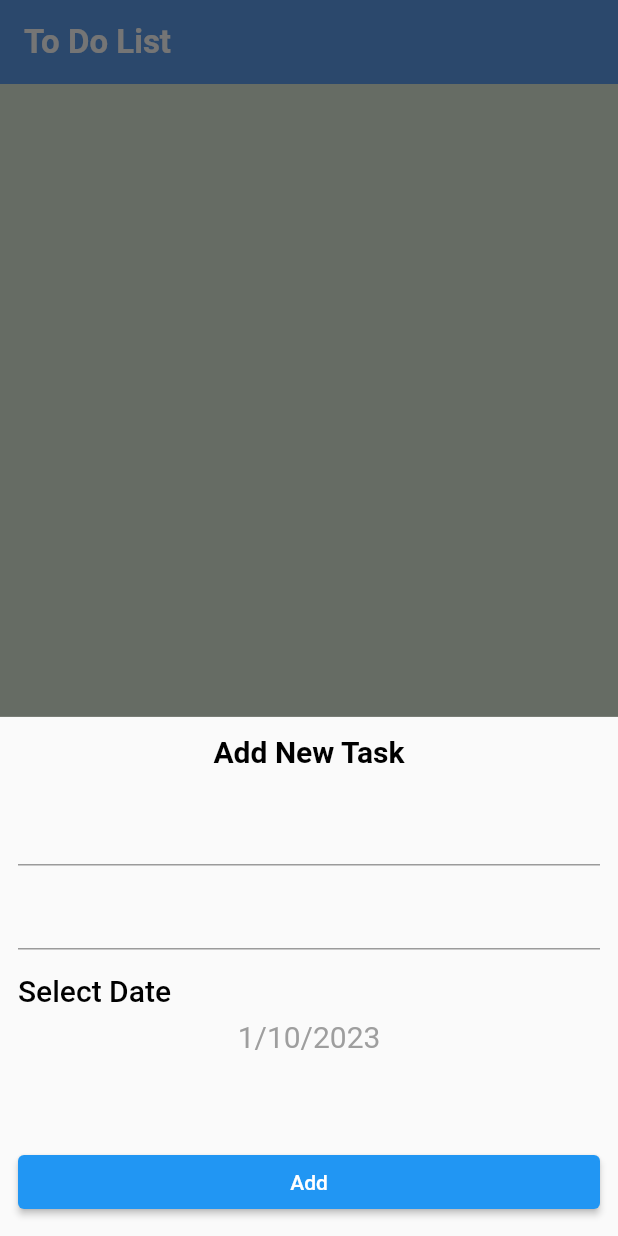
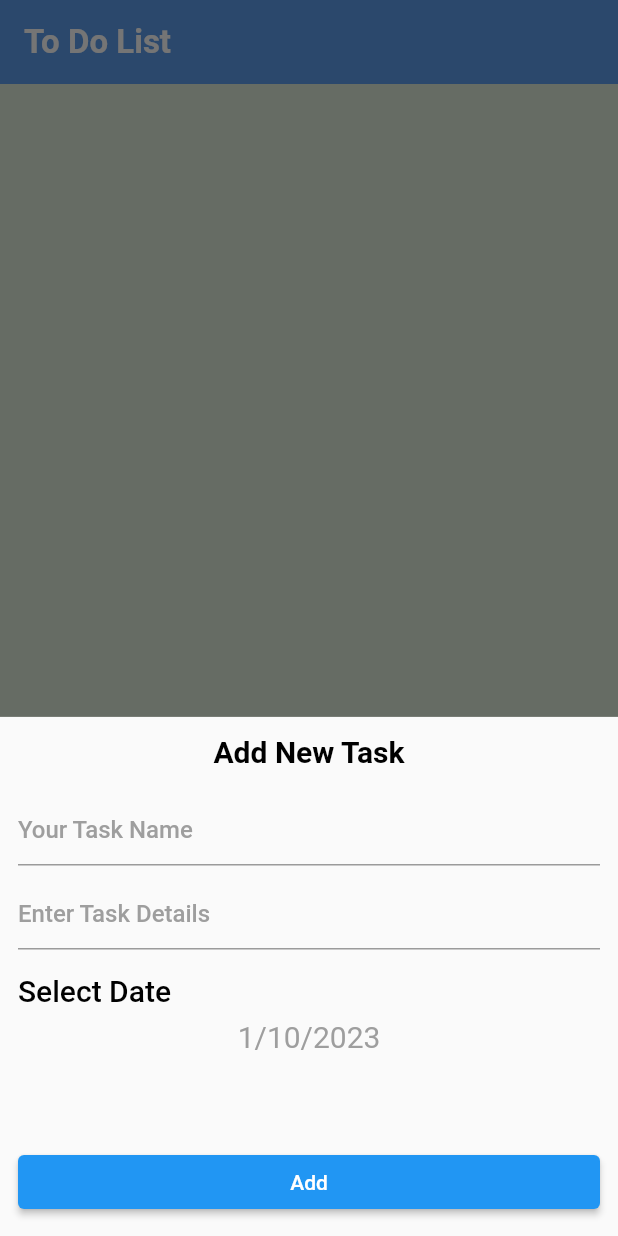
Before and after one commit to MuhamedUssama/Todo_App, a Flutter app: the screen it shows after launch, after a tap on the "add" icon, on a phone screen of 412 x 824 dp. Run offline on Flutter 3.47's test engine with Material 2 defaults, Android fonts, the phone set to English and light mode, and no system bars.

Commit message:
Finished Bottom Sheet

```diff
--- a/lib/ui/screens/bottom_sheets/add_bottom_sheet.dart
+++ b/lib/ui/screens/bottom_sheets/add_bottom_sheet.dart
@@ -1,6 +1,7 @@
 import 'package:flutter/material.dart';
 import 'package:todo_app/ui/utils/app_colors.dart';
 import 'package:todo_app/ui/utils/app_theme.dart';
+import 'package:todo_app/ui/widgets/custom_text_filed.dart';
 
 class AddBottomSheet extends StatelessWidget {
   const AddBottomSheet({super.key});
@@ -21,11 +22,11 @@ class AddBottomSheet extends StatelessWidget {
           const SizedBox(
             height: 16,
           ),
-          const TextField(),
+          CustomTextField(hintText: "Your Task Name"),
           const SizedBox(
             height: 8,
           ),
-          const TextField(),
+          CustomTextField(hintText: "Enter Task Details"),
           const SizedBox(
             height: 16,
           ),
--- a/lib/ui/screens/home/home_screen.dart
+++ b/lib/ui/screens/home/home_screen.dart
@@ -44,7 +44,12 @@ class _HomeScreenState extends State<HomeScreen> {
   Widget buildFloatingActionBottun() => FloatingActionButton(
         onPressed: () {
           showModalBottomSheet(
-              context: context, builder: (_) => AddBottomSheet());
+              isScrollControlled: true,
+              context: context,
+              builder: (_) => Padding(
+                    padding: MediaQuery.of(context).viewInsets,
+                    child: const AddBottomSheet(),
+                  ));
         },
         child: const Icon(Icons.add),
       );
--- a/lib/ui/widgets/custom_text_filed.dart
+++ b/lib/ui/widgets/custom_text_filed.dart
@@ -1,4 +1,6 @@
 import 'package:flutter/material.dart';
+import 'package:todo_app/ui/utils/app_colors.dart';
+import 'package:todo_app/ui/utils/app_theme.dart';
 
 class CustomTextField extends StatelessWidget {
   String hintText;
@@ -6,6 +8,14 @@ class CustomTextField extends StatelessWidget {
 
   @override
   Widget build(BuildContext context) {
-    return TextField();
+    return TextField(
+      decoration: InputDecoration(
+        hintText: hintText,
+        hintStyle: AppTheme.bottomSheetTextStyle.copyWith(
+            fontWeight: FontWeight.w500,
+            color: AppColors.unClickedIcon,
+            fontSize: 16),
+      ),
+    );
   }
 }
```
